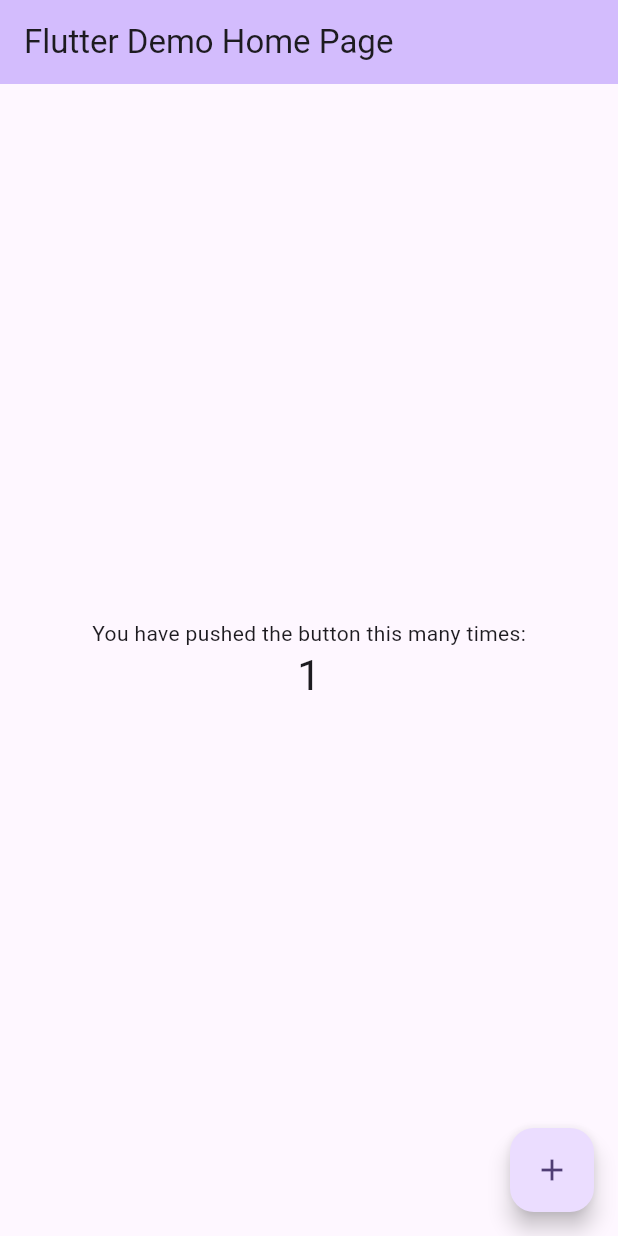
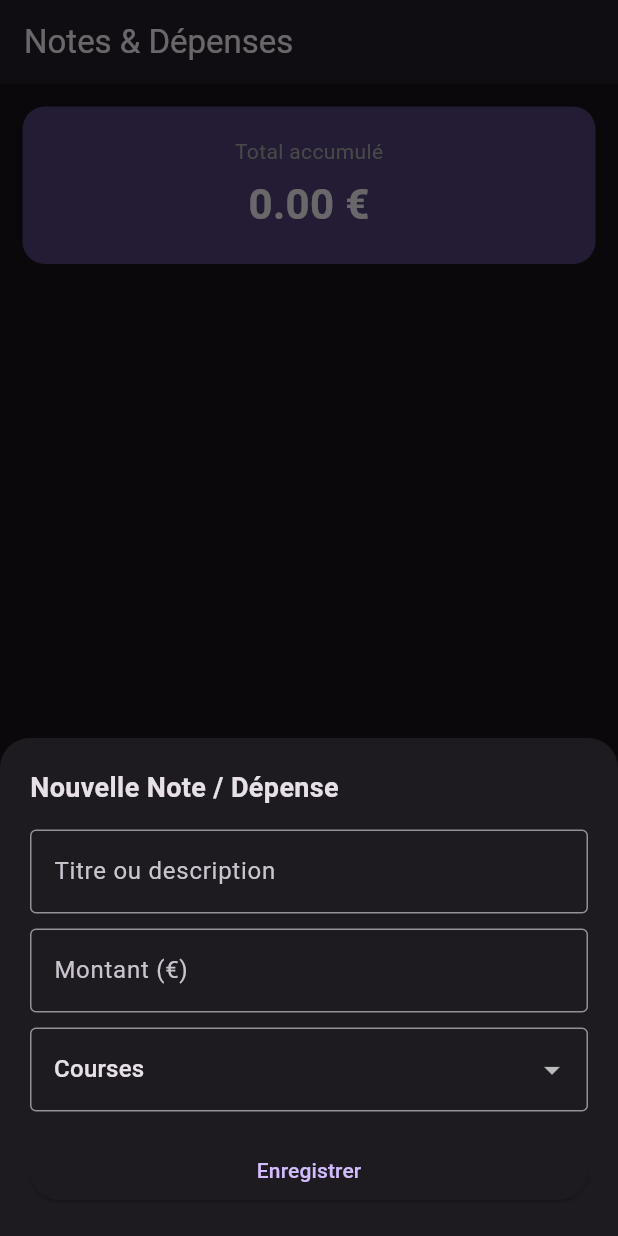
Before and after one commit to BZHKylian/app-test, a Flutter app: the screen it shows after launch, after a tap on the "add" icon, on a phone screen of 412 x 824 dp. Run offline on Flutter 3.47's test engine with Material 3 defaults, Android fonts, the phone set to English and light mode, and no system bars; our stand-ins replace shared_preferences.

Commit message:
nouvelle version

```diff
--- a/lib/main.dart
+++ b/lib/main.dart
@@ -1,120 +1,277 @@
 import 'package:flutter/material.dart';
+import 'package:shared_preferences/shared_preferences.dart';
+import 'dart:convert';
 
 void main() {
-  runApp(const MyApp());
+  runApp(const NoteDepenseApp());
 }
 
-class MyApp extends StatelessWidget {
-  const MyApp({super.key});
+class NoteDepenseApp extends StatelessWidget {
+  const NoteDepenseApp({super.key});
 
-  // This widget is the root of your application.
   @override
   Widget build(BuildContext context) {
     return MaterialApp(
-      title: 'Flutter Demo',
+      title: 'Pocket Expense Notes',
+      debugShowCheckedModeBanner: false,
       theme: ThemeData(
-        // This is the theme of your application.
-        //
-        // TRY THIS: Try running your application with "flutter run". You'll see
-        // the application has a purple toolbar. Then, without quitting the app,
-        // try changing the seedColor in the colorScheme below to Colors.green
-        // and then invoke "hot reload" (save your changes or press the "hot
-        // reload" button in a Flutter-supported IDE, or press "r" if you used
-        // the command line to start the app).
-        //
-        // Notice that the counter didn't reset back to zero; the application
-        // state is not lost during the reload. To reset the state, use hot
-        // restart instead.
-        //
-        // This works for code too, not just values: Most code changes can be
-        // tested with just a hot reload.
-        colorScheme: .fromSeed(seedColor: Colors.deepPurple),
+        colorScheme: ColorScheme.fromSeed(
+          seedColor: Colors.deepPurple,
+          brightness: Brightness.dark,
         ),
-      home: const MyHomePage(title: 'Flutter Demo Home Page'),
+        useMaterial3: true,
+      ),
+      home: const DashboardScreen(),
     );
   }
 }
 
-class MyHomePage extends StatefulWidget {
-  const MyHomePage({super.key, required this.title});
+class NoteDepense {
+  final String id;
+  final String titre;
+  final double montant;
+  final String categorie;
+  final DateTime date;
 
-  // This widget is the home page of your application. It is stateful, meaning
-  // that it has a State object (defined below) that contains fields that affect
-  // how it looks.
+  NoteDepense({
+    required this.id,
+    required this.titre,
+    required this.montant,
+    required this.categorie,
+    required this.date,
+  });
 
-  // This class is the configuration for the state. It holds the values (in this
-  // case the title) provided by the parent (in this case the App widget) and
-  // used by the build method of the State. Fields in a Widget subclass are
-  // always marked "final".
+  Map<String, dynamic> toMap() {
+    return {
+      'id': id,
+      'titre': titre,
+      'montant': montant,
+      'categorie': categorie,
+      'date': date.toIso8601String(),
+    };
+  }
 
-  final String title;
+  factory NoteDepense.fromMap(Map<String, dynamic> map) {
+    return NoteDepense(
+      id: map['id'],
+      titre: map['titre'],
+      montant: (map['montant'] as num).toDouble(),
+      categorie: map['categorie'],
+      date: DateTime.parse(map['date']),
+    );
+  }
+}
+
+class DashboardScreen extends StatefulWidget {
+  const DashboardScreen({super.key});
 
   @override
-  State<MyHomePage> createState() => _MyHomePageState();
+  State<DashboardScreen> createState() => _DashboardScreenState();
 }
 
-class _MyHomePageState extends State<MyHomePage> {
-  int _counter = 0;
+class _DashboardScreenState extends State<DashboardScreen> {
+  List<NoteDepense> _notes = [];
+  bool _isLoading = true;
 
-  void _incrementCounter() {
+  @override
+  void initState() {
+    super.initState();
+    _chargerNotes();
+  }
+
+  // Stockage local persistent
+  Future<void> _chargerNotes() async {
+    final prefs = await SharedPreferences.getInstance();
+    final String? notesJson = prefs.getString('user_notes_depenses');
+    if (notesJson != null) {
+      final List<dynamic> decoded = jsonDecode(notesJson);
       setState(() {
-      // This call to setState tells the Flutter framework that something has
-      // changed in this State, which causes it to rerun the build method below
-      // so that the display can reflect the updated values. If we changed
-      // _counter without calling setState(), then the build method would not be
-      // called again, and so nothing would appear to happen.
-      _counter++;
+        _notes = decoded.map((item) => NoteDepense.fromMap(item)).toList();
+        _isLoading = false;
       });
+    } else {
+      setState(() => _isLoading = false);
+    }
+  }
+
+  Future<void> _sauvegarderNotes() async {
+    final prefs = await SharedPreferences.getInstance();
+    final String encoded = jsonEncode(_notes.map((n) => n.toMap()).toList());
+    await prefs.setString('user_notes_depenses', encoded);
+  }
+
+  void _ajouterNote(String titre, double montant, String categorie) {
+    final nouvelleNote = NoteDepense(
+      id: DateTime.now().millisecondsSinceEpoch.toString(),
+      titre: titre,
+      montant: montant,
+      categorie: categorie,
+      date: DateTime.now(),
+    );
+
+    setState(() {
+      _notes.insert(0, nouvelleNote);
+    });
+    _sauvegarderNotes();
+  }
+
+  void _supprimerNote(String id) {
+    setState(() {
+      _notes.removeWhere((item) => item.id == id);
+    });
+    _sauvegarderNotes();
+  }
+
+  double get _totalDepenses => _notes.fold(0, (sum, item) => sum + item.montant);
+
+  void _ouvrirFormulaire() {
+    final titreController = TextEditingController();
+    final montantController = TextEditingController();
+    String categorieChoisie = 'Courses';
+
+    showModalBottomSheet(
+      context: context,
+      isScrollControlled: true,
+      shape: const RoundedRectangleBorder(
+        borderRadius: BorderRadius.vertical(top: Radius.circular(20)),
+      ),
+      builder: (ctx) => Padding(
+        padding: EdgeInsets.only(
+          top: 20,
+          left: 20,
+          right: 20,
+          bottom: MediaQuery.of(ctx).viewInsets.bottom + 20,
+        ),
+        child: Column(
+          mainAxisSize: MainAxisSize.min,
+          crossAxisAlignment: CrossAxisAlignment.stretch,
+          children: [
+            const Text(
+              'Nouvelle Note / Dépense',
+              style: TextStyle(fontSize: 18, fontWeight: FontWeight.bold),
+            ),
+            const SizedBox(height: 15),
+            TextField(
+              controller: titreController,
+              decoration: const InputDecoration(
+                labelText: 'Titre ou description',
+                border: OutlineInputBorder(),
+              ),
+            ),
+            const SizedBox(height: 10),
+            TextField(
+              controller: montantController,
+              keyboardType: const TextInputType.numberWithOptions(decimal: true),
+              decoration: const InputDecoration(
+                labelText: 'Montant (€)',
+                border: OutlineInputBorder(),
+              ),
+            ),
+            const SizedBox(height: 10),
+            DropdownButtonFormField<String>(
+              value: categorieChoisie,
+              items: ['Courses', 'Loisirs', 'Abonnements', 'Transport', 'Autre']
+                  .map((cat) => DropdownMenuItem(value: cat, child: Text(cat)))
+                  .toList(),
+              onChanged: (val) => categorieChoisie = val!,
+              decoration: const InputDecoration(border: OutlineInputBorder()),
+            ),
+            const SizedBox(height: 15),
+            ElevatedButton(
+              onPressed: () {
+                final titre = titreController.text.trim();
+                final montant = double.tryParse(montantController.text.replaceAll(',', '.')) ?? 0.0;
+                if (titre.isNotEmpty && montant > 0) {
+                  _ajouterNote(titre, montant, categorieChoisie);
+                  Navigator.of(ctx).pop();
+                }
+              },
+              child: const Text('Enregistrer'),
+            ),
+          ],
+        ),
+      ),
+    );
   }
 
   @override
   Widget build(BuildContext context) {
-    // This method is rerun every time setState is called, for instance as done
-    // by the _incrementCounter method above.
-    //
-    // The Flutter framework has been optimized to make rerunning build methods
-    // fast, so that you can just rebuild anything that needs updating rather
-    // than having to individually change instances of widgets.
     return Scaffold(
       appBar: AppBar(
-        // TRY THIS: Try changing the color here to a specific color (to
-        // Colors.amber, perhaps?) and trigger a hot reload to see the AppBar
-        // change color while the other colors stay the same.
-        backgroundColor: Theme.of(context).colorScheme.inversePrimary,
-        // Here we take the value from the MyHomePage object that was created by
-        // the App.build method, and use it to set our appbar title.
-        title: Text(widget.title),
+        title: const Text('Notes & Dépenses'),
+        elevation: 2,
       ),
-      body: Center(
-        // Center is a layout widget. It takes a single child and positions it
-        // in the middle of the parent.
+      body: _isLoading
+          ? const Center(child: CircularProgressIndicator())
+          : Column(
+              children: [
+                Container(
+                  width: double.infinity,
+                  padding: const EdgeInsets.all(20),
+                  margin: const EdgeInsets.all(15),
+                  decoration: BoxDecoration(
+                    color: Theme.of(context).colorScheme.primaryContainer,
+                    borderRadius: BorderRadius.circular(15),
+                  ),
                   child: Column(
-          // Column is also a layout widget. It takes a list of children and
-          // arranges them vertically. By default, it sizes itself to fit its
-          // children horizontally, and tries to be as tall as its parent.
-          //
-          // Column has various properties to control how it sizes itself and
-          // how it positions its children. Here we use mainAxisAlignment to
-          // center the children vertically; the main axis here is the vertical
-          // axis because Columns are vertical (the cross axis would be
-          // horizontal).
-          //
-          // TRY THIS: Invoke "debug painting" (choose the "Toggle Debug Paint"
-          // action in the IDE, or press "p" in the console), to see the
-          // wireframe for each widget.
-          mainAxisAlignment: .center,
                     children: [
-            const Text('You have pushed the button this many times:'),
+                      const Text(
+                        'Total accumulé',
+                        style: TextStyle(fontSize: 14, color: Colors.grey),
+                      ),
+                      const SizedBox(height: 5),
                       Text(
-              '$_counter',
-              style: Theme.of(context).textTheme.headlineMedium,
+                        '${_totalDepenses.toStringAsFixed(2)} €',
+                        style: const TextStyle(
+                          fontSize: 28,
+                          fontWeight: FontWeight.bold,
+                        ),
                       ),
                     ],
                   ),
                 ),
+                Expanded(
+                  child: _notes.isEmpty
+                      ? const Center(child: Text('Aucune note enregistrée'))
+                      : ListView.builder(
+                          itemCount: _notes.length,
+                          itemBuilder: (ctx, index) {
+                            final note = _notes[index];
+                            return Dismissible(
+                              key: Key(note.id),
+                              background: Container(
+                                color: Colors.red.shade900,
+                                alignment: Alignment.centerRight,
+                                padding: const EdgeInsets.symmetric(horizontal: 20),
+                                child: const Icon(Icons.delete, color: Colors.white),
+                              ),
+                              direction: DismissDirection.endToStart,
+                              onDismissed: (_) => _supprimerNote(note.id),
+                              child: ListTile(
+                                leading: CircleAvatar(
+                                  child: Text(note.categorie[0]),
+                                ),
+                                title: Text(note.titre),
+                                subtitle: Text(
+                                  '${note.date.day}/${note.date.month} • ${note.categorie}',
+                                ),
+                                trailing: Text(
+                                  '-${note.montant.toStringAsFixed(2)} €',
+                                  style: const TextStyle(
+                                    fontWeight: FontWeight.bold,
+                                    fontSize: 16,
+                                    color: Colors.redAccent,
+                                  ),
+                                ),
+                              ),
+                            );
+                          },
+                        ),
+                ),
+              ],
+            ),
       floatingActionButton: FloatingActionButton(
-        onPressed: _incrementCounter,
-        tooltip: 'Increment',
+        onPressed: _ouvrirFormulaire,
         child: const Icon(Icons.add),
       ),
     );
--- a/pubspec.yaml
+++ b/pubspec.yaml
@@ -30,6 +30,7 @@ environment:
 dependencies:
   flutter:
     sdk: flutter
+  shared_preferences: ^2.3.0
 
   # The following adds the Cupertino Icons font to your application.
   # Use with the CupertinoIcons class for iOS style icons.
```
Also changed, not shown: pubspec.lock, 1 other file. Lines whose indentation alone changed are shown as unchanged.
